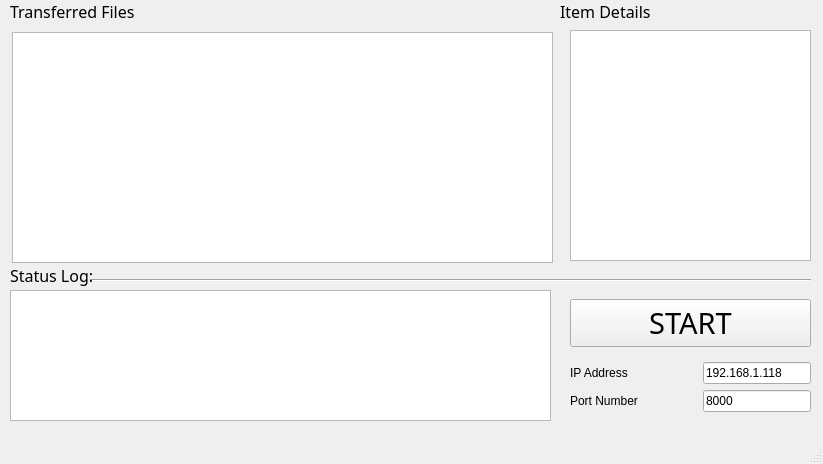
Old version of the form src/Client/File Transfer Client.ui in the repository SuperKuooo/ZYNC.
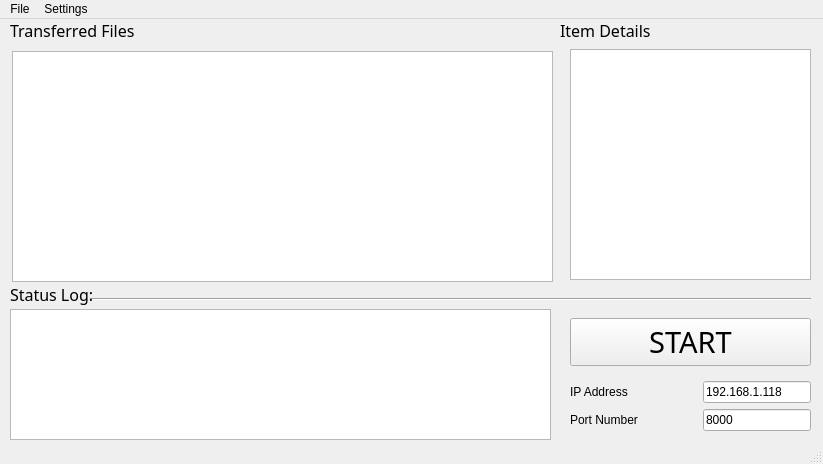
New version of the form.

```diff
--- a/src/Client/File Transfer Client.ui
+++ b/src/Client/File Transfer Client.ui
@@ -257,6 +257,26 @@
      <height>21</height>
     </rect>
    </property>
+   <widget class="QMenu" name="menuFile">
+    <property name="title">
+     <string>File</string>
+    </property>
+    <addaction name="actionSave_Log"/>
+    <addaction name="actionClose"/>
+    <addaction name="actionReset"/>
+    <addaction name="actionHelp"/>
+   </widget>
+   <widget class="QMenu" name="menuSettings">
+    <property name="title">
+     <string>Settings</string>
+    </property>
+    <addaction name="actionAuto_Reconnect"/>
+    <addaction name="actionReconnect_Time"/>
+    <addaction name="actionTimeout"/>
+    <addaction name="actionSave_Directory"/>
+   </widget>
+   <addaction name="menuFile"/>
+   <addaction name="menuSettings"/>
   </widget>
   <widget class="QStatusBar" name="statusbar"/>
  </widget>
```
Left out of the diff: 40 changed lines with no effect on the pictures.
